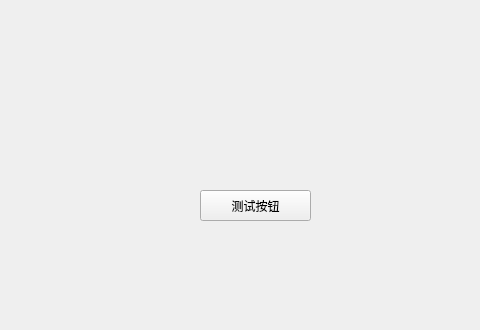
Old version of the form ui_page/page_one.ui in the repository manapameliahoii59-alt/AutomatedEdit; both pictures show x 110 to 590 and y 0 to 330 of the 723 by 456 pixel window.
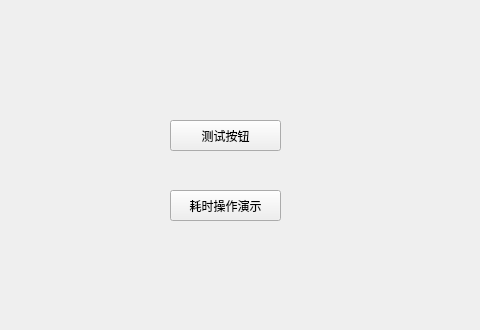
New version of the form. Custom widgets are drawn as their Qt base class.

```diff
--- a/ui_page/page_one.ui
+++ b/ui_page/page_one.ui
@@ -16,8 +16,8 @@
   <widget class="PushButton" name="pushButton">
    <property name="geometry">
     <rect>
-     <x>310</x>
-     <y>190</y>
+     <x>280</x>
+     <y>120</y>
      <width>111</width>
      <height>31</height>
     </rect>
@@ -26,6 +26,19 @@
     <string>测试按钮</string>
    </property>
   </widget>
+  <widget class="PushButton" name="pushButton_2">
+   <property name="geometry">
+    <rect>
+     <x>280</x>
+     <y>190</y>
+     <width>111</width>
+     <height>31</height>
+    </rect>
+   </property>
+   <property name="text">
+    <string>耗时操作演示</string>
+   </property>
+  </widget>
  </widget>
  <customwidgets>
   <customwidget>
```
